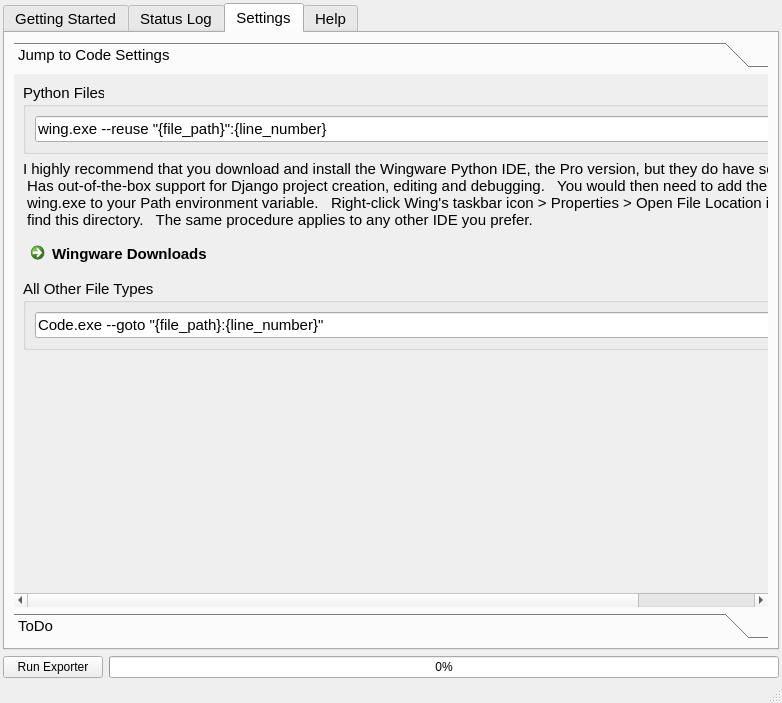
The window that ui/main_window.ui (FruitfulApproach/BS2Daisy) describes before a commit, drawn with Qt 5.
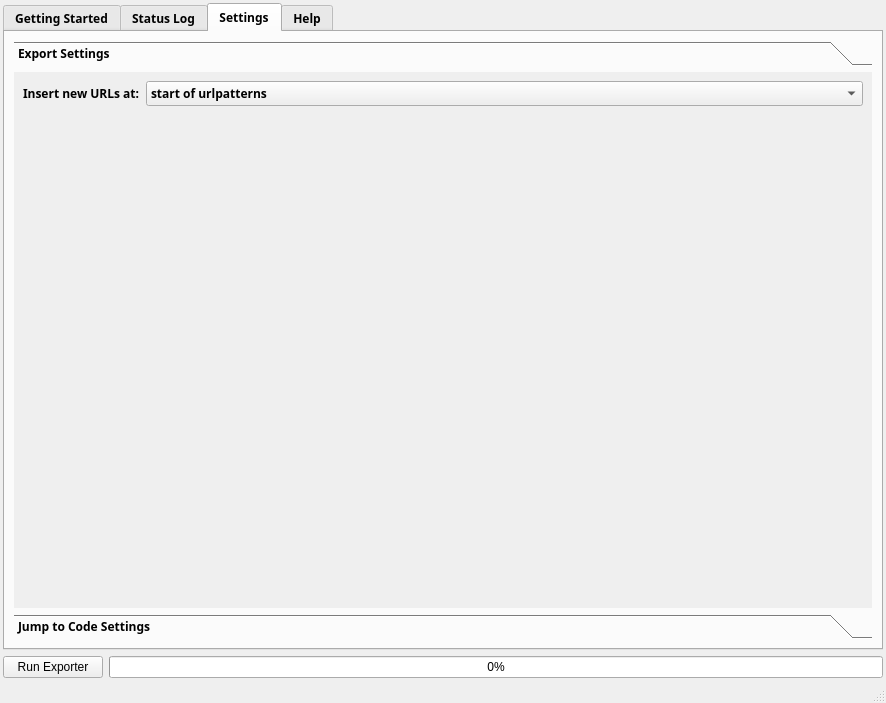
The same window after the commit. The open tabs and pages were chosen to show the change. Icons and pictures are not drawn.

Diff of the .ui file:
```diff
--- a/ui/main_window.ui
+++ b/ui/main_window.ui
@@ -6,10 +6,15 @@
    <rect>
     <x>0</x>
     <y>0</y>
-    <width>782</width>
+    <width>886</width>
     <height>703</height>
    </rect>
   </property>
+  <property name="font">
+   <font>
+    <bold>false</bold>
+   </font>
+  </property>
   <property name="windowTitle">
    <string>Bootstrap Studio To Django</string>
   </property>
@@ -35,7 +40,8 @@
      <widget class="QTabWidget" name="tabs">
       <property name="font">
        <font>
-        <pointsize>11</pointsize>
+        <family>Segoe UI Light</family>
+        <bold>true</bold>
        </font>
       </property>
       <property name="currentIndex">
@@ -213,16 +219,58 @@
        <layout class="QGridLayout" name="gridLayout_3">
         <item row="0" column="0">
          <widget class="QToolBox" name="toolBox">
+          <property name="font">
+           <font>
+            <pointsize>9</pointsize>
+            <bold>true</bold>
+           </font>
+          </property>
           <property name="currentIndex">
            <number>0</number>
           </property>
+          <widget class="QWidget" name="exportSettingsPage">
+           <property name="geometry">
+            <rect>
+             <x>0</x>
+             <y>0</y>
+             <width>856</width>
+             <height>539</height>
+            </rect>
+           </property>
+           <attribute name="label">
+            <string>Export Settings</string>
+           </attribute>
+           <layout class="QFormLayout" name="formLayout">
+            <item row="0" column="0">
+             <widget class="QLabel" name="label_6">
+              <property name="text">
+               <string>Insert new URLs at:</string>
+              </property>
+             </widget>
+            </item>
+            <item row="0" column="1">
+             <widget class="QComboBox" name="insertNewURLsAtCombo">
+              <item>
+               <property name="text">
+                <string>start of urlpatterns</string>
+               </property>
+              </item>
+              <item>
+               <property name="text">
+                <string>end of urlpatterns</string>
+               </property>
+              </item>
+             </widget>
+            </item>
+           </layout>
+          </widget>
           <widget class="QWidget" name="jumpToCodePage">
            <property name="geometry">
             <rect>
              <x>0</x>
              <y>0</y>
-             <width>915</width>
-             <height>510</height>
+             <width>856</width>
+             <height>535</height>
             </rect>
            </property>
            <attribute name="label">
@@ -305,19 +353,6 @@
             </item>
            </layout>
           </widget>
-          <widget class="QWidget" name="todoPage">
-           <property name="geometry">
-            <rect>
-             <x>0</x>
-             <y>0</y>
-             <width>98</width>
-             <height>28</height>
-            </rect>
-           </property>
-           <attribute name="label">
-            <string>ToDo</string>
-           </attribute>
-          </widget>
          </widget>
         </item>
        </layout>
```
Left out of the diff: 78 changed lines with no effect on the pictures.
